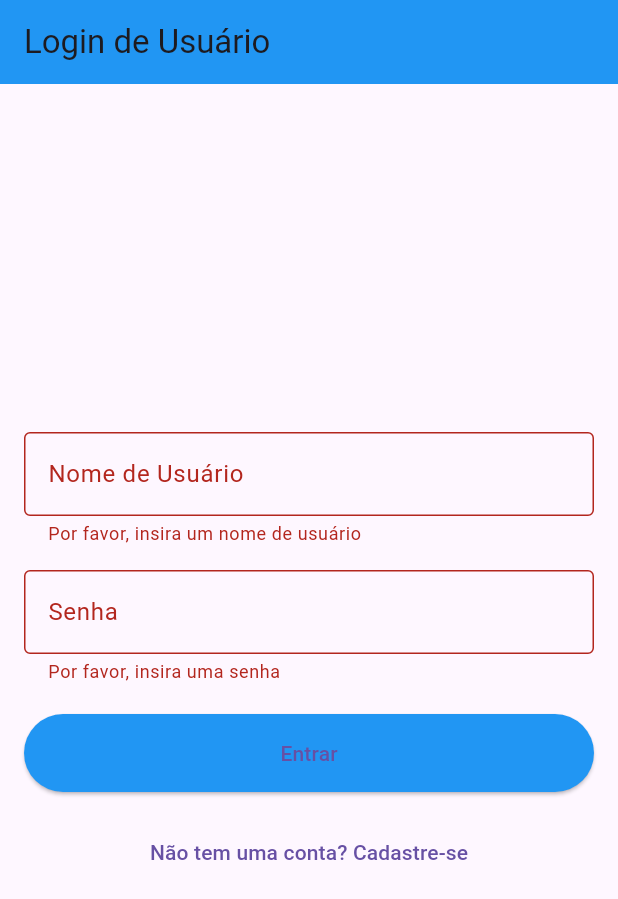
After one commit to Tom-Ganks/app_dogs_v1-master-main, a Flutter app: the LoginPage screen opened directly, after a tap on "Entrar", on a phone screen of 412 x 824 dp. The commit adds this screen. Shown: the top 899 px of the screen. Run offline on Flutter 3.47's test engine with Material 3 defaults, Android fonts, the phone set to English and light mode, and no system bars; our stand-ins replace font_awesome_flutter, sqflite, sqflite_common_ffi; accounts and stored records are empty.

Commit message:
Atualização pre-final

```diff
--- a/lib/core/database_helper.dart
+++ b/lib/core/database_helper.dart
@@ -36,7 +36,7 @@ class DatabaseHelper {
               'login TEXT NOT NULL UNIQUE, '
               'password TEXT NOT NULL, '
               'idpessoa INTEGER NOT NULL UNIQUE, '
-              'FOREIGN KEY (id_pessoa) REFERENCES pessoa(id))');
+              'FOREIGN KEY (idpessoa) REFERENCES pessoa(id))');
         }
       },
     );
--- /dev/null
+++ b/lib/presentation/user/login_page.dart
@@ -0,0 +1,125 @@
+import 'package:app_dogs/data/repositories/user_repository.dart';
+import 'package:app_dogs/presentation/pages/home_page.dart';
+
+import 'package:app_dogs/presentation/viewmodels/user_viewmodel.dart';
+import 'package:flutter/material.dart';
+
+import 'user_register_page.dart';
+
+class LoginPage extends StatefulWidget {
+  const LoginPage({super.key});
+
+  @override
+  State<LoginPage> createState() => _LoginPageState();
+}
+
+class _LoginPageState extends State<LoginPage> {
+  final TextEditingController usernameController = TextEditingController();
+  final TextEditingController passwordController = TextEditingController();
+  final UserViewmodel userViewmodel = UserViewmodel(UserRepository());
+
+  final _formKey = GlobalKey<FormState>();
+
+  // Função de Login
+  loginUser() async {
+    if (_formKey.currentState?.validate() ?? false) {
+      final usuario = usernameController.text;
+      final senha = passwordController.text;
+
+      final loginSuccess = await userViewmodel.loginUser(usuario, senha);
+
+      if (mounted) {
+        if (loginSuccess) {
+          Navigator.pushReplacement(
+            context,
+            MaterialPageRoute(builder: (context) => const HomePage()),
+          );
+        } else {
+          ScaffoldMessenger.of(context).showSnackBar(
+            const SnackBar(content: Text('Usuário ou senha incorreto.')),
+          );
+        }
+      }
+    }
+  }
+
+  @override
+  Widget build(BuildContext context) {
+    return Scaffold(
+      appBar: AppBar(
+        title: const Text('Login de Usuário'),
+        backgroundColor: Colors.blue,
+      ),
+      body: Padding(
+        padding: const EdgeInsets.all(16.0),
+        child: Form(
+          key: _formKey,
+          child: Column(
+            mainAxisAlignment: MainAxisAlignment.center,
+            crossAxisAlignment: CrossAxisAlignment.stretch,
+            children: <Widget>[
+              TextFormField(
+                controller: usernameController,
+                decoration: const InputDecoration(
+                  labelText: 'Nome de Usuário',
+                  border: OutlineInputBorder(),
+                ),
+                keyboardType: TextInputType.text,
+                validator: (value) {
+                  if (value == null || value.isEmpty) {
+                    return 'Por favor, insira um nome de usuário';
+                  }
+                  return null;
+                },
+              ),
+              const SizedBox(height: 16),
+              // Campo de Senha
+              TextFormField(
+                controller: passwordController,
+                obscureText: true, // Ocultar a senha enquanto digita
+                decoration: const InputDecoration(
+                  labelText: 'Senha',
+                  border: OutlineInputBorder(),
+                ),
+                keyboardType: TextInputType.text,
+                validator: (value) {
+                  if (value == null || value.isEmpty) {
+                    return 'Por favor, insira uma senha';
+                  }
+                  if (value.length < 6) {
+                    return 'A senha deve ter pelo menos 6 caracteres';
+                  }
+                  return null;
+                },
+              ),
+              const SizedBox(height: 20),
+              // Botão de Login
+              ElevatedButton(
+                onPressed: loginUser,
+                style: ElevatedButton.styleFrom(
+                  backgroundColor: Colors.blue,
+                  padding: const EdgeInsets.symmetric(vertical: 16),
+                ),
+                child: const Text('Entrar'),
+              ),
+              const SizedBox(height: 16),
+              // Link para a tela de cadastro, caso o usuário não tenha uma conta
+              TextButton(
+                onPressed: () {
+                  // Navegar para a tela de registro
+                  // Exemplo (substitua RegisterPage com a sua tela de registro):
+                  Navigator.pushReplacement(
+                    context,
+                    MaterialPageRoute(
+                        builder: (context) => const RegisterPage()),
+                  );
+                },
+                child: const Text('Não tem uma conta? Cadastre-se'),
+              ),
+            ],
+          ),
+        ),
+      ),
+    );
+  }
+}
```
Also changed, not shown: lib/presentation/user/user_register_page.dart (+61 -11 lines).
